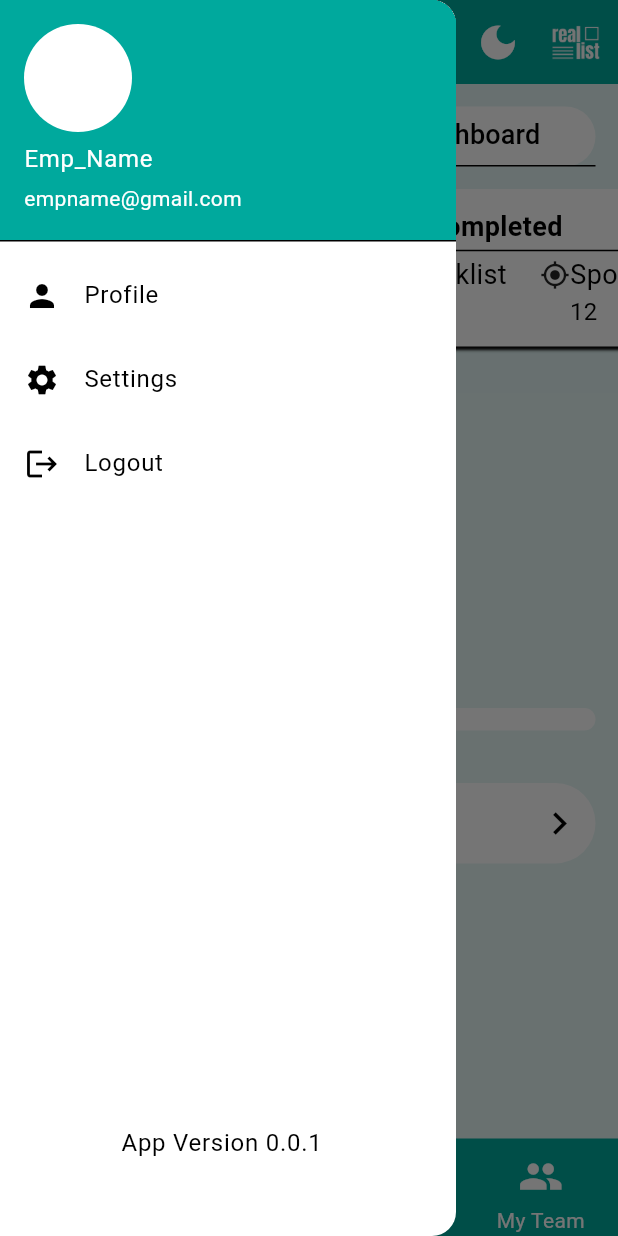
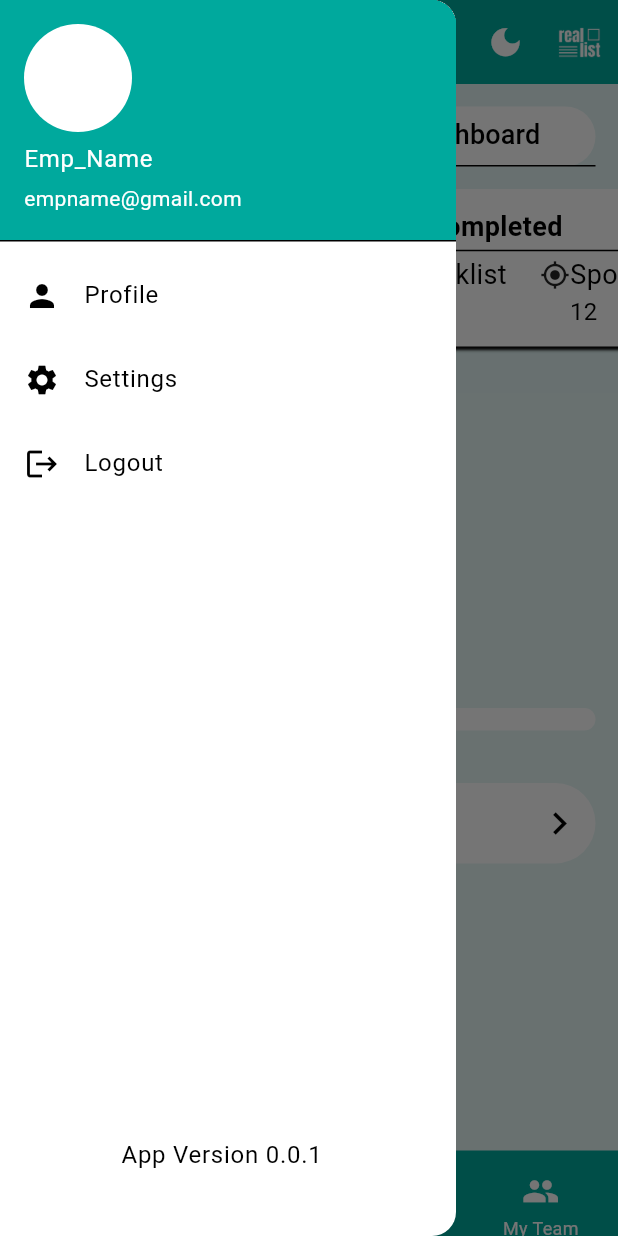
Before and after one commit to Ruban5400/reallist-app-ui, a Flutter app: the screen it shows after launch, with the side drawer open, on a phone screen of 412 x 824 dp. Run offline on Flutter 3.47's test engine with Material 2 defaults, Android fonts, the phone set to English and light mode, and no system bars; drawn by our look-alikes of curved_labeled_navigation_bar, percent_indicator; our stand-ins replace shared_preferences.

Commit message:
homepage size

```diff
--- a/lib/App Theme/colors.dart
+++ b/lib/App Theme/colors.dart
@@ -3,6 +3,7 @@
 
 class ThemeClass {
   Color lightPrimaryColor = Color(0xFFBF3A4A);
+  //  Color lightPrimaryColor = Color(0xFFBE3232);
   Color darkPrimaryColor = Color(0xFF00A99D);
 
   static ThemeData crimsonTheme = ThemeData(
--- a/lib/drawer.dart
+++ b/lib/drawer.dart
@@ -42,7 +42,7 @@
           //   child: Spacer(),
           // ),
           Container(alignment: Alignment.bottomCenter,
-            height: MediaQuery.of(context).size.height * 0.55,
+            height: MediaQuery.of(context).size.height * 0.56,
             child: ListTile(
               title:  Text(
                   'App Version 0.0.1',
--- a/lib/home_page.dart
+++ b/lib/home_page.dart
@@ -31,11 +31,11 @@
       return Scaffold(
         drawer: Nav_Bar(),
         // AppBar - profile pic, profile name, notifications, app icon- log out
-        appBar: AppBar(
+        appBar: AppBar(foregroundColor: Colors.white,
           backgroundColor: Theme.of(context).colorScheme.primary,
           leading: Builder(
             builder: (context) {
-              return IconButton(
+              return IconButton(iconSize: 25,
                 icon: CircleAvatar(
                   backgroundColor: Colors.white,
                 ),
@@ -45,15 +45,15 @@
           ),
           title: Text(
             'Emp_Name',
-            style: TextStyle(color: Colors.white),
+            // style: TextStyle(color: Colors.white),
           ),
           actions: [
             IconButton(
               onPressed: () {},
               icon: Icon(
                 Icons.notifications_none_outlined,
-                size: 30,
-                color: Colors.white,
+                size: 25,
+
               ),
             ),
             IconButton(
@@ -64,13 +64,13 @@
                 },
                 icon: Icon(
                   themeNotifier.isDark ? Icons.light_mode : Icons.dark_mode,
-                  size: 30,
-                  color: Colors.white,
+                  size: 25,
+
                 )),
             IconButton(
                 icon: new Image.asset(
                   'assets/logo.png',
-                  width: 40,
+                  width: 35,
                 ),
                 onPressed: () { selectedPage!=0 ?
                   (Navigator.push(
@@ -97,42 +97,42 @@
                 selectedPage = index;
               });
             },
-            height: 65,
+            height: 57,
             color: Theme.of(context).colorScheme.primary,
             // color: Color.fromRGBO(191, 58, 74, 1),
             items: [
               CurvedNavigationBarItem(
                   child: Icon(
                     Icons.home_outlined,
-                    size: 30,
+                    size: 25,
                     color: Colors.white,
                   ),
                   label: 'Home',
-                  labelStyle: TextStyle(color: Colors.white)),
+                  labelStyle: TextStyle(color: Colors.white,fontSize: 12)),
               CurvedNavigationBarItem(
                   child: Icon(
                     Icons.edit,
-                    size: 30,
+                    size: 25,
                     color: Colors.white,
                   ),
                   label: 'Override',
-                  labelStyle: TextStyle(color: Colors.white)),
+                  labelStyle: TextStyle(color: Colors.white,fontSize: 12)),
               CurvedNavigationBarItem(
                   child: Icon(
                     Icons.history,
-                    size: 30,
+                    size: 25,
                     color: Colors.white,
                   ),
                   label: 'History',
-                  labelStyle: TextStyle(color: Colors.white)),
+                  labelStyle: TextStyle(color: Colors.white,fontSize: 12)),
               CurvedNavigationBarItem(
                   child: Icon(
                     Icons.group,
-                    size: 30,
+                    size: 25,
                     color: Colors.white,
                   ),
                   label: 'My Team',
-                  labelStyle: TextStyle(color: Colors.white)),
+                  labelStyle: TextStyle(color: Colors.white,fontSize: 12)),
             ]),
 
         body: Container(
```
Also changed, not shown: assets/qr.png (deleted).
